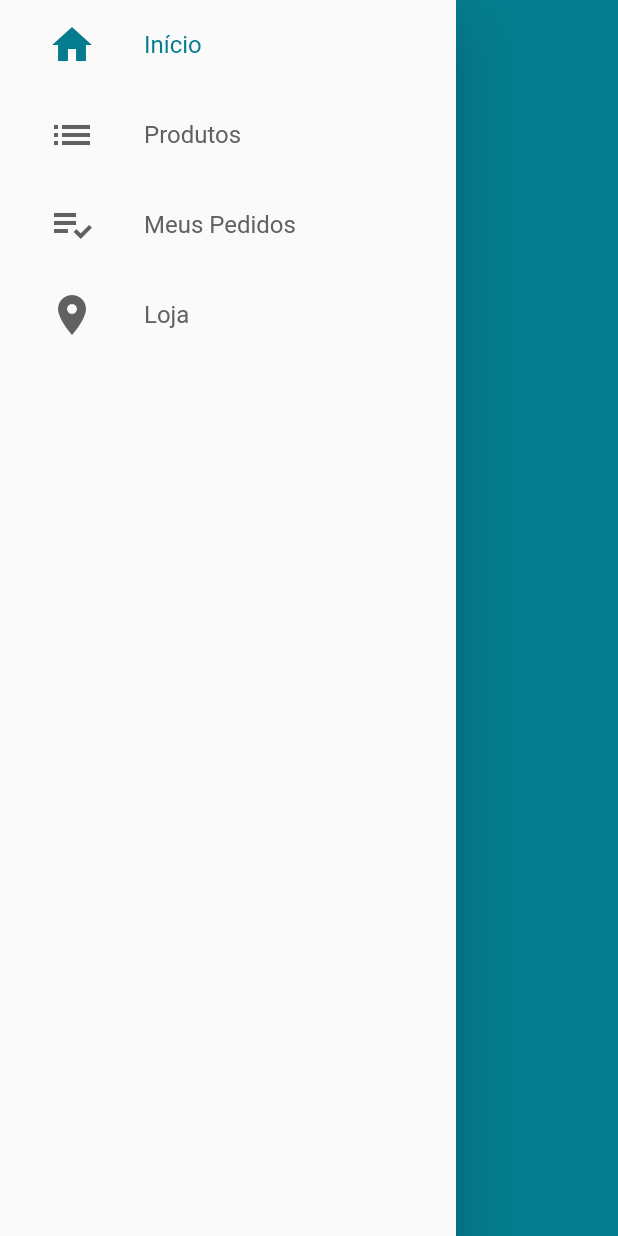
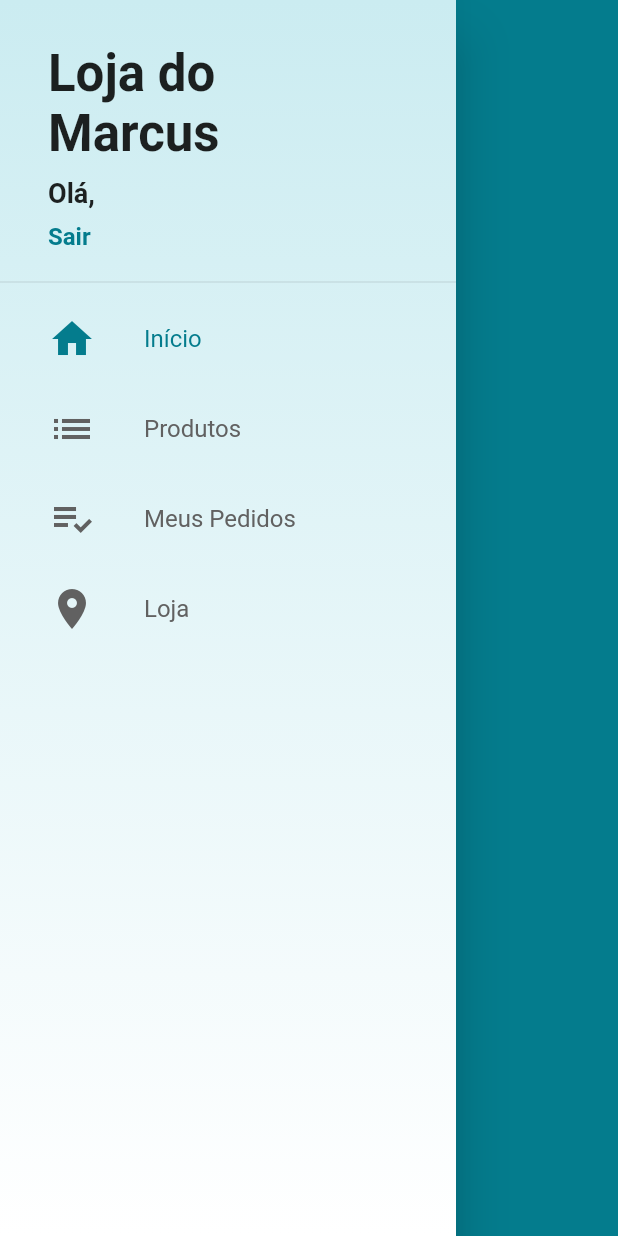
Before and after one commit to mvtelecom/controle_marcus, a Flutter app: the CustomDrawer widget shown alone on an empty page, opened directly, on a phone screen of 412 x 824 dp. Run offline on Flutter 3.47's test engine with Material 2 defaults, Android fonts, the phone set to English and light mode, and no system bars; our stand-ins replace cloud_firestore, firebase_auth; accounts and stored records are empty; network calls fail.

```diff
--- a/lib/common/custom_drawer/custom_drawer.dart
+++ b/lib/common/custom_drawer/custom_drawer.dart
@@ -1,14 +1,29 @@
 import 'package:flutter/material.dart';
-
-
-import 'drawer_tile.dart';
+import 'package:controle_marcus/common/custom_drawer/custom_drawer_header.dart';
+import 'package:controle_marcus/common/custom_drawer/drawer_tile.dart';
 
 class CustomDrawer extends StatelessWidget {
   @override
   Widget build(BuildContext context) {
     return Drawer(
-      child: ListView(
+      child: Stack(
         children: <Widget>[
+          Container(
+            decoration: BoxDecoration(
+              gradient: LinearGradient(
+               colors: [
+                 const Color.fromARGB(255, 203, 236, 241),
+                 Colors.white,
+               ],
+                begin: Alignment.topCenter,
+                end: Alignment.bottomCenter,
+              ),
+            ),
+          ),
+          ListView(
+            children: <Widget>[
+              CustomDrawerHeader(),
+              const Divider(),
               DrawerTile(
                 iconData: Icons.home,
                 title: 'Início',
@@ -31,6 +46,8 @@ class CustomDrawer extends StatelessWidget {
               ),
             ],
           ),
+        ],
+      ),
     );
   }
 }
--- /dev/null
+++ b/lib/common/custom_drawer/custom_drawer_header.dart
@@ -0,0 +1,56 @@
+import 'package:flutter/material.dart';
+import 'package:controle_marcus/models/user_manager.dart';
+import 'package:provider/provider.dart';
+
+class CustomDrawerHeader extends StatelessWidget {
+  @override
+  Widget build(BuildContext context) {
+    return Container(
+      padding: const EdgeInsets.fromLTRB(32, 24, 16, 8),
+      height: 180,
+      child: Consumer<UserManager>(
+        builder: (_, userManager, __){
+          return Column(
+            crossAxisAlignment: CrossAxisAlignment.start,
+            mainAxisAlignment: MainAxisAlignment.spaceAround,
+            children: <Widget>[
+              Text(
+                'Loja do \nMarcus',
+                style: TextStyle(
+                  fontSize: 34,
+                  fontWeight: FontWeight.bold,
+                ),
+              ),
+              Text(
+                'Olá, ${userManager.user?.name ?? ''}',
+                overflow: TextOverflow.ellipsis,
+                maxLines: 2,
+                style: TextStyle(
+                  fontSize: 18,
+                  fontWeight: FontWeight.bold,
+                ),
+              ),
+              GestureDetector(
+                onTap: (){
+                  if(userManager.isLoggedIn){
+                    userManager.signOut();
+                  }else{
+                    Navigator.of(context).pushNamed('/login');
+                  }
+                },
+                child: Text(
+                  userManager.isLoggedIn ? 'Sair' : 'Entre ou cadastre-se',
+                  style: TextStyle(
+                    color: Theme.of(context).primaryColor,
+                    fontSize: 16,
+                    fontWeight: FontWeight.bold,
+                  ),
+                ),
+              ),
+            ],
+          );
+        },
+      ),
+    );
+  }
+}
--- a/lib/common/custom_drawer/drawer_tile.dart
+++ b/lib/common/custom_drawer/drawer_tile.dart
@@ -1,5 +1,5 @@
+import 'package:flutter/material.dart';
 import 'package:controle_marcus/models/page_manager.dart';
-import 'package:flutter/material.dart';
 import 'package:provider/provider.dart';
 
 class DrawerTile extends StatelessWidget {
--- a/lib/models/user.dart
+++ b/lib/models/user.dart
@@ -1,7 +1,30 @@
+import 'package:cloud_firestore/cloud_firestore.dart';
+
 class User {
 
-  User({this.email, this.password});
+  User({this.id, this.email, this.password, this.name,this.confirmPassword});
+  User.fromDocument(DocumentSnapshot document){
+    id = document.documentID;
+    name = document.data['name'] as String;
+    email = document.data['email'] as String;
+  }
 
+  String id;
+  String name;
   String email;
   String password;
+  String confirmPassword;
+
+  DocumentReference get firestoreRef => Firestore.instance.document('users/$id');
+
+  Future<void> saveData() async{
+    await  firestoreRef.setData(toMap());
+  }
+
+  Map<String, dynamic> toMap(){
+    return{
+      'name' : name,
+      'email' : email,
+    };
+  }
 }
--- a/lib/screens/base/base_screen.dart
+++ b/lib/screens/base/base_screen.dart
@@ -1,7 +1,7 @@
+import 'package:flutter/material.dart';
 import 'package:controle_marcus/common/custom_drawer/custom_drawer.dart';
 import 'package:controle_marcus/models/page_manager.dart';
 import 'package:controle_marcus/screens/login/login_screen.dart';
-import 'package:flutter/material.dart';
 import 'package:provider/provider.dart';
 
 class BaseScreen extends StatelessWidget {
@@ -18,7 +18,6 @@ class BaseScreen extends StatelessWidget {
         physics: const NeverScrollableScrollPhysics(),
         // telas do aplicativo
         children: <Widget>[
-          LoginScreen(),
           Scaffold(
             drawer: CustomDrawer(),
             appBar: AppBar(
```
Also changed, not shown: lib/main.dart (+23 -10 lines), lib/models/user_manager.dart (+40 -9 lines), lib/screens/login/login_screen.dart (+22 -12 lines), lib/screens/signup/signup_screen.dart (added, +152 -0 lines). Lines whose indentation alone changed are shown as unchanged.
